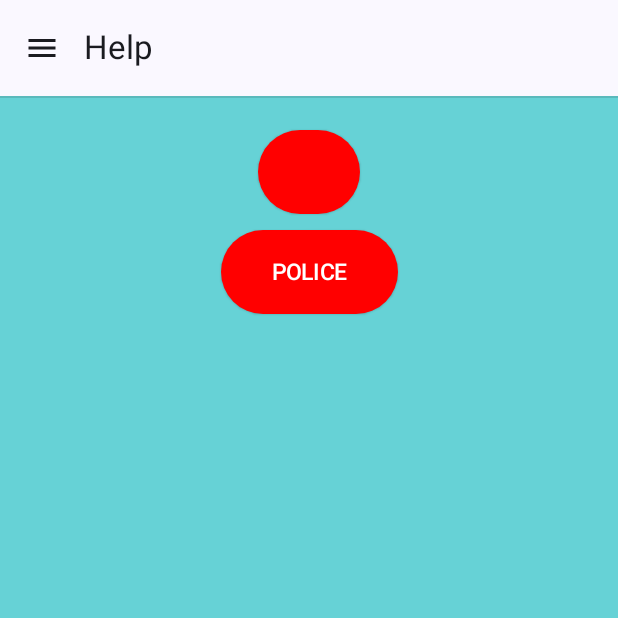
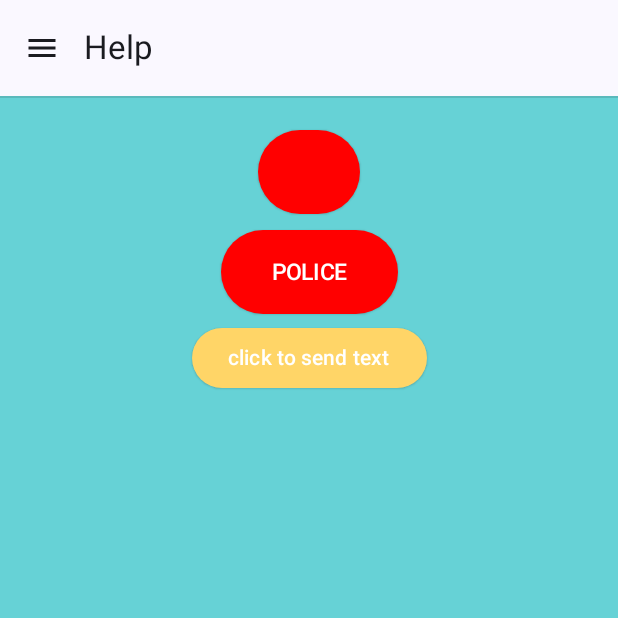
Before and after one commit to YSPlop/COMP90018_Ass2, an Android app built with Jetpack Compose: the HelpScreen screen opened through its navigation route, on a phone screen of 412 x 824 dp, the top half of it. Run offline under Robolectric (Android 15) with nearby library versions, the phone set to English and light mode, and no system bars; our stand-ins replace Firebase (no records; nobody signed in at launch, a user with empty details on screens opened directly).

Commit message:
Message button function
- Completed UI for the button
- Completed Send text functionality
- TODO
   - get permissions for app to send messages

```diff
--- a/app/src/main/AndroidManifest.xml
+++ b/app/src/main/AndroidManifest.xml
@@ -1,6 +1,10 @@
 <?xml version="1.0" encoding="utf-8"?>
 <manifest xmlns:android="http://schemas.android.com/apk/res/android"
     xmlns:tools="http://schemas.android.com/tools">
+
+
+    <uses-feature android:name="android.hardware.telephony" android:required="false" />
+
     <uses-permission android:name="android.permission.INTERNET" />
     <uses-permission android:name="android.permission.ACCESS_COARSE_LOCATION" />
     <uses-permission android:name="android.permission.ACCESS_BACKGROUND_LOCATION" />
@@ -8,6 +12,8 @@
     <uses-permission android:name="android.permission.FOREGROUND_SERVICE" />
     <uses-permission android:name="android.permission.POST_NOTIFICATIONS"/>
     <uses-permission android:name="android.permission.RECORD_AUDIO"/>
+    <uses-permission android:name="android.permission.SEND_SMS"/>
+
     <application
         android:name=".SafeCircleApp"
         android:allowBackup="true"
--- a/app/src/main/java/com/example/safecircle/MainActivity.kt
+++ b/app/src/main/java/com/example/safecircle/MainActivity.kt
@@ -26,6 +26,7 @@ import com.example.safecircle.services.LocationPushService
 import com.example.safecircle.ui.theme.SafeCircleTheme
 import com.example.safecircle.utils.PreferenceHelper
 
+
 class MainActivity : ComponentActivity() {
 //    private val requestRecordAudioPermissionLauncher =
 //        registerForActivityResult(ActivityResultContracts.RequestPermission()) {
@@ -44,6 +45,23 @@ class MainActivity : ComponentActivity() {
             val manager = getSystemService(NotificationManager::class.java)
             manager.createNotificationChannel(channel)
         }
+
+        val requestPermissionLauncher =
+            registerForActivityResult(
+                ActivityResultContracts.RequestPermission()
+            ) { isGranted: Boolean ->
+                if (isGranted) {
+                    // Permission is granted. Continue the action or workflow in your
+                    // app.
+                } else {
+                    // Explain to the user that the feature is unavailable because the
+                    // feature requires a permission that the user has denied. At the
+                    // same time, respect the user's decision. Don't link to system
+                    // settings in an effort to convince the user to change their
+                    // decision.
+                }
+            }
+
 
 //        val serviceIntent = Intent(this, ForegroundSensorService::class.java)
 //        if (Build.VERSION.SDK_INT >= Build.VERSION_CODES.O) {
--- a/app/src/main/java/com/example/safecircle/ui/screen/HelpScreen.kt
+++ b/app/src/main/java/com/example/safecircle/ui/screen/HelpScreen.kt
@@ -1,8 +1,16 @@
 package com.example.safecircle.ui.screen
 
+import android.app.PendingIntent
+import android.app.PendingIntent.getBroadcast
+import android.content.Context
 import android.content.Intent
+import android.content.pm.PackageManager
 import android.net.Uri
+import android.telephony.SmsManager
+import android.util.Log
 import android.widget.Toast
+import androidx.activity.compose.rememberLauncherForActivityResult
+import androidx.activity.result.contract.ActivityResultContracts
 import androidx.compose.foundation.background
 import androidx.compose.foundation.layout.Arrangement
 import androidx.compose.foundation.layout.Column
@@ -19,22 +27,55 @@ import androidx.compose.material3.ModalNavigationDrawer
 import androidx.compose.material3.Text
 import androidx.compose.material3.rememberDrawerState
 import androidx.compose.runtime.Composable
+import androidx.compose.runtime.LaunchedEffect
+import androidx.compose.runtime.rememberUpdatedState
 import androidx.compose.ui.Alignment
 import androidx.compose.ui.Modifier
 import androidx.compose.ui.graphics.Color
 import androidx.compose.ui.platform.LocalContext
 import androidx.compose.ui.unit.dp
 import androidx.compose.ui.unit.sp
+import androidx.core.content.ContextCompat
+import androidx.core.content.ContextCompat.startActivity
 import androidx.navigation.NavHostController
 import com.example.safecircle.ui.components.AppDrawer
 import com.example.safecircle.ui.components.AppTopBar
 import com.example.safecircle.ui.theme.CyanSecondary
+import com.example.safecircle.ui.theme.YellowPrimary
 import com.example.safecircle.utils.PreferenceHelper
+import com.google.accompanist.permissions.rememberPermissionState
+import java.lang.Exception
 
 
 @Composable
 fun HelpScreen(navController: NavHostController) {
     val drawerState = rememberDrawerState(DrawerValue.Closed)
+
+//    val requestSendSMSPermissionLauncher = rememberUpdatedState(
+//        rememberLauncherForActivityResult(ActivityResultContracts.RequestPermission()) {
+//            isGranted : Boolean ->{
+//
+//        }
+//        }
+//    ).value
+//
+//    val context = LocalContext.current
+//
+//    if (ContextCompat.checkSelfPermission(
+//            context,
+//            android.Manifest.permission.SEND_SMS
+//        ) != PackageManager.PERMISSION_GRANTED
+//    ) {
+//        requestSendSMSPermissionLauncher.launch(android.Manifest.permission.SEND_SMS)
+//    } else {
+//        Toast.makeText(
+//            context,
+//            "Please give SMS permissions to the app",
+//            Toast.LENGTH_LONG
+//        ).show()
+//        requestSendSMSPermissionLauncher.launch(android.Manifest.permission.SEND_SMS)
+//    }
+
 
     ModalNavigationDrawer(
         drawerState = drawerState,
@@ -60,6 +101,8 @@ fun HelpScreen(navController: NavHostController) {
             }
         }
     }
+
+
 }
 @Composable
 fun helpPage(
@@ -72,18 +115,29 @@ fun helpPage(
     val emergencyContactName = preferenceHelper.getUsername()
 
 
-    openDialer(emergencyContactNumber, emergencyContactName)
+    openDialer(emergencyContactNumber, emergencyContactName, context)
 
     val tripleZero = "000"
 
-    openDialer(tripleZero, "POLICE")
+    openDialer(tripleZero, "POLICE", context)
+
+    val textMessageToSend = "Your child has clicked the emergency text button, please check on them"
+
+    val number = emergencyContactNumber.toString()
+
+    messageButton(
+        emergencyContactNumber = number,
+        textMessageToSend = textMessageToSend,
+        context = context
+    )
 }
 
 
 @Composable
 fun openDialer(
     emergencyContactNumber: String?,
-    emergencyContactName: String?
+    emergencyContactName: String?,
+    context: Context,
     ) {
 
     // in the below line, we are
@@ -96,7 +150,7 @@ fun openDialer(
 
     // on below line we are creating
     // a variable for a context
-    val ctx = LocalContext.current
+    val ctx = context
 
     // on below line we are creating a column
     Column(
@@ -157,3 +211,49 @@ fun openDialer(
         }
     }
 }
+
+@Composable
+fun messageButton(
+    emergencyContactNumber: String,
+    textMessageToSend: String,
+    context: Context,
+){
+    ElevatedButton(
+        onClick = {
+            sendTextMessage(context, emergencyContactNumber, textMessageToSend)
+        },
+        colors = ButtonDefaults.buttonColors(
+            containerColor = YellowPrimary,
+            contentColor = Color.White
+        ),
+        modifier = Modifier
+            .padding(horizontal = 15.dp)
+    ) {
+        Text(
+            text = "click to send text"
+        )
+    }
+
+}
+
+fun sendTextMessage(context: Context, phoneNumber: String, message: String) {
+
+    try{
+        // on below line initializing sms manager.
+        val smsManager: SmsManager = SmsManager.getDefault()
+        // on below line sending sms
+
+        smsManager.sendTextMessage(phoneNumber, null, message, null, null)
+
+    }catch(e: Exception){
+        // on below line handling error and
+        // displaying toast message.
+        Toast.makeText(
+            context,
+            "Error : " + e.message,
+            Toast.LENGTH_LONG
+        ).show()
+
+        e.message?.let { Log.d("MyTag", it) }
+    }
+}
```
